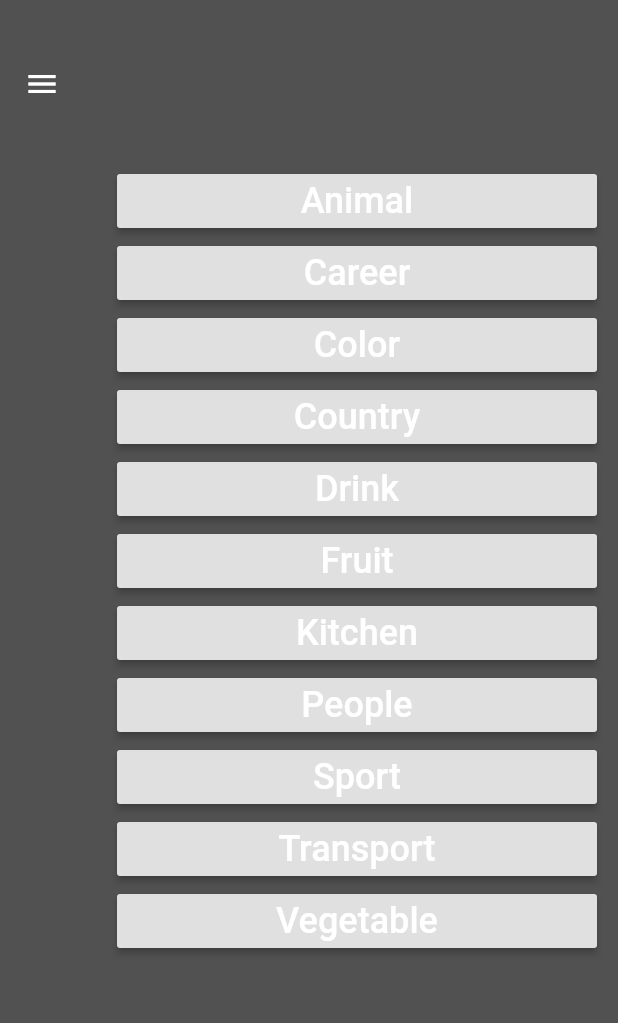
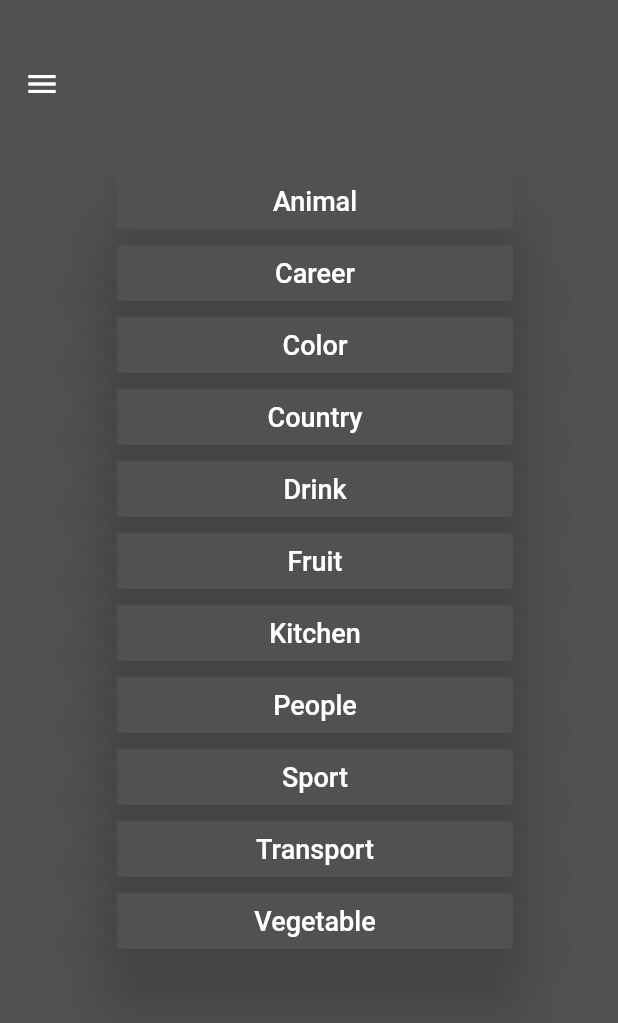
Before and after one commit to teresawu/visualmandarin, a Flutter app: the screen it shows after launch, after a tap on the "menu" icon, on a phone screen of 412 x 824 dp. Shown: the top 1023 px of the screen. Run offline on Flutter 3.47's test engine with Material 2 defaults, Android fonts, the phone set to English and light mode, and no system bars.

Commit message:
polish listview style

```diff
--- a/lib/Keys.dart
+++ b/lib/Keys.dart
@@ -1,3 +1,5 @@
 class Keys {
   static String JSON_PATH = 'data/menu.json';
+
+  static int DARK_GREY = 0xff515151;
 }
--- a/lib/main.dart
+++ b/lib/main.dart
@@ -9,9 +9,6 @@ class MyApp extends StatelessWidget {
   Widget build(BuildContext context) {
     return new MaterialApp(
       title: 'VisualMandarin',
-      theme: new ThemeData(
-        primarySwatch: Colors.orange,
-      ),
       home: new NavView(),
     );
   }
--- a/lib/navigation/NavPage.dart
+++ b/lib/navigation/NavPage.dart
@@ -1,6 +1,7 @@
 import 'dart:math';
 
 import 'package:flutter/material.dart';
+import 'package:visualmandarin/Keys.dart';
 import 'package:visualmandarin/navigation/NavWidget.dart';
 
 class NavPage extends StatefulWidget {
@@ -63,7 +64,7 @@ class NavPageState extends State<NavPage> with SingleTickerProviderStateMixin {
           child: Container(
             width: screenWidth,
             height: screenHeight,
-            color: Color(0xff515151),
+            color: Color(Keys.DARK_GREY),
             child: Stack(
               children: <Widget>[
                 getPositioned(screenWidth, animationFadeInOut.value),
@@ -81,7 +82,7 @@ class NavPageState extends State<NavPage> with SingleTickerProviderStateMixin {
       } else if (animationStatus == MenuAnimationStatus.close)
         animationController.forward().orCancel;
       else
-        animationController.forward().orCancel;
+        animationController.reverse().orCancel;
     } on TickerCanceled {}
   }
 }
--- a/lib/navigation/NavWidget.dart
+++ b/lib/navigation/NavWidget.dart
@@ -23,8 +23,8 @@ Positioned getPositioned(double screenWidth, double value) {
               child: Text('QUESTIONS',
                   textAlign: TextAlign.center,
                   style: TextStyle(
-                    color: Color(0xff515151),
-                    fontSize: 20.0,
+                    color: Colors.white,
+                    fontSize: 18.0,
                     fontWeight: FontWeight.bold,
                     letterSpacing: 2.0,
                   )),
@@ -61,24 +61,32 @@ Padding getPadding(BuildContext context) {
                   var menuData = json.decode(snapshot.data.toString());
                   return ListView.builder(
                       itemCount: _itemCount,
-                      padding: const EdgeInsets.all(14.0),
+                      padding: const EdgeInsets.only(
+                          left: 14.0, top: 14.0, right: 70.0, bottom: 14.0),
                       itemBuilder: (context, index) {
                         var title = menuData[index]['title'].toString();
                         final Widget listTile = index == _itemCount
                             ? reachedEnd()
-                            : RaisedButton(
-                                onPressed: () {
-                                  print('Button clicked');
-                                },
-                                child: Text(
-                                  title,
-                                  style: TextStyle(
-                                      color: Colors.white, fontSize: 24.0),
-                                ),
-                              );
+                            : raisedButton(title);
                         return listTile;
                       });
                 }))),
+  );
+}
+
+Widget raisedButton(String title) {
+  return RaisedButton(
+    color: Color(Keys.DARK_GREY),
+    elevation: 20.0,
+    onPressed: () {
+      print('Button clicked');
+    },
+    child: new Container(
+        padding: const EdgeInsets.all(8.0),
+        child: Text(
+          title,
+          style: TextStyle(color: Colors.white, fontSize: 18.0),
+        )),
   );
 }
 
--- /dev/null
+++ b/lib/question/page.dart
@@ -0,0 +1,13 @@
+import 'package:flutter/material.dart';
+
+class Page extends StatefulWidget {
+  @override
+  _PageState createState() => _PageState();
+}
+
+class _PageState extends State<Page> {
+  @override
+  Widget build(BuildContext context) {
+    return new Material();
+  }
+}
```
Also changed, not shown: lib/navigation/page.dart (deleted, +0 -13 lines).
